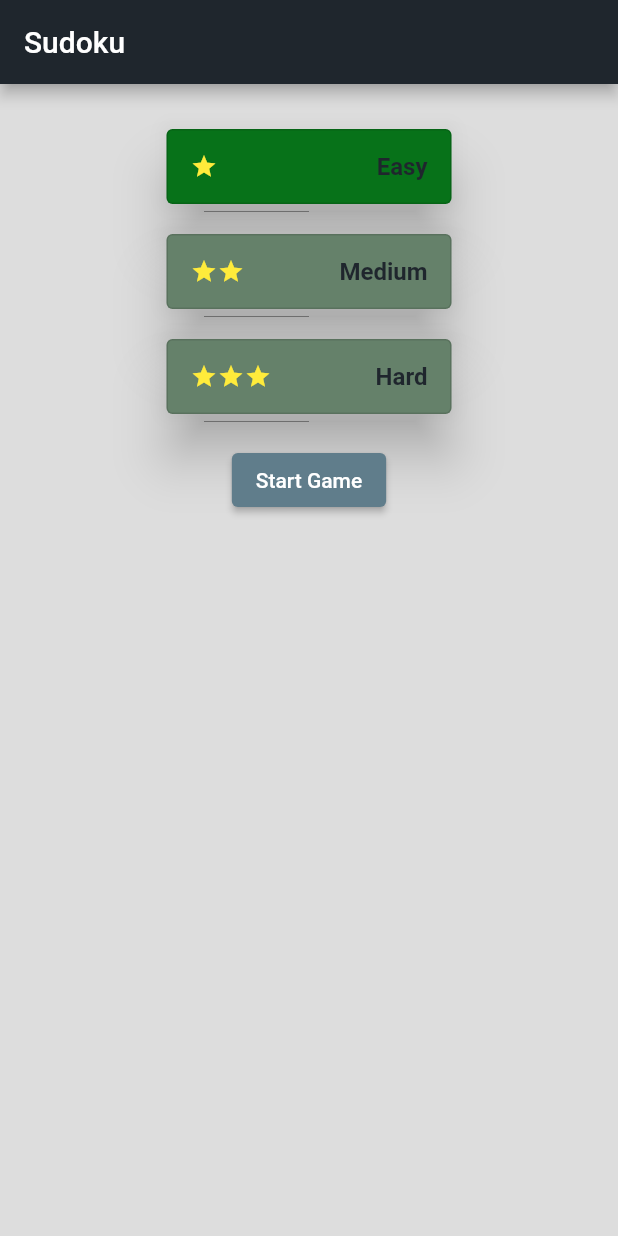
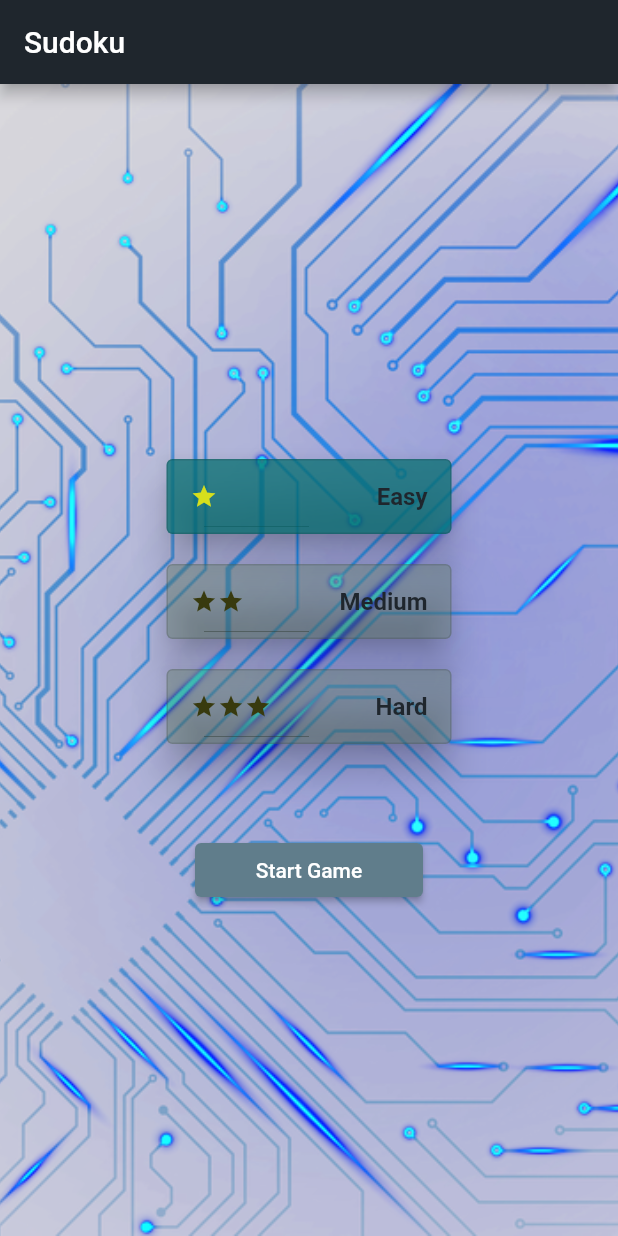
Before and after one commit to isauro-am/dev-sudoku-app, a Flutter app: the screen it shows after launch, after a tap on "Start Game", on a phone screen of 412 x 824 dp. Run offline on Flutter 3.47's test engine with Material 2 defaults, Android fonts, the phone set to English and light mode, and no system bars; missing offline and left inert: sudoku_api.

Commit message:
update menu page

```diff
--- a/sudoku/lib/main.dart
+++ b/sudoku/lib/main.dart
@@ -3,7 +3,7 @@ import 'package:flutter/material.dart';
 import 'package:flutter/services.dart';
 
 import 'pages/home.dart';
-import 'pages/services/services.dart';
+import 'services/services.dart';
 
 
 void main() {
--- a/sudoku/lib/pages/backup.dart
+++ b/sudoku/lib/pages/backup.dart
@@ -4,7 +4,7 @@
 import 'package:flutter/material.dart';
 
 import '../models/models.dart';
-import 'services/services.dart';
+import '../services/services.dart';
 
 List<Widget> dificult() {
   List<Widget> buttons = [];
--- a/sudoku/lib/pages/home.dart
+++ b/sudoku/lib/pages/home.dart
@@ -1,9 +1,9 @@
 import 'package:flutter/material.dart';
-import 'package:sudoku/pages/services/services.dart';
 import 'package:sudoku_api/sudoku_api.dart';
 
 import '../models/models.dart';
-import 'services/drawer.dart';
+import '../services/drawer.dart';
+import '../services/services.dart';
 import 'utils.dart';
 
 class Home extends StatefulWidget {
@@ -27,10 +27,22 @@ class _HomeState extends State<Home> {
     return Scaffold(
       appBar: customAppBar(true, "Sudoku"),
       body: Container(
+        color: customColors.menu,
+        child: Center(
+          child: Container(
+            constraints: const BoxConstraints(minWidth: 100, maxWidth: 500),
+            decoration:  BoxDecoration(
+              color: customColors.background,
+              image: const DecorationImage(
+                image: AssetImage("assets/menu.png"),
+                fit: BoxFit.cover,
+              ),
+            ),
             height: size.height,
             width: size.width,
-        color: customColors.background,
+            // color: customColors.background,
             child: Column(
+              mainAxisAlignment: MainAxisAlignment.center,
               children: [
                 jump(3),
                 dificultButton(1, "Easy", update),
@@ -38,10 +50,12 @@ class _HomeState extends State<Home> {
                 dificultButton(2, "Medium", update),
                 jump(2),
                 dificultButton(3, "Hard", update),
-            jump(2),
-            Center(
-              child: ElevatedButton(
-                child: const Text("Start Game"),
+                jump(6),
+                ElevatedButton(
+                  child: const SizedBox(
+                    height: 30,
+                    width: 120,
+                    child: Center(child: Text("Start Game")),),
                   onPressed: () {
                     PuzzleOptions puzzleOptions = PuzzleOptions(
                       patternName: dificultController.patternName,
@@ -51,62 +65,49 @@ class _HomeState extends State<Home> {
                     puzzle.generate().then(
                       (_) {
                         createSudoku(puzzle);
-                      print(sudoku.toJson());
-                      print("");
-                      printGrid(puzzle.board());
-
-                      // print("=====================================");
-                      // print("Your puzzle, fresh off the press:");
-                      // print("-------------------------------------");
-
-                      // print(puzzle.board()?.cellAt(Position(column: 1, row: 1)).getValue());
-                      // print("=====================================");
-                      // print(puzzle.solvedBoard()?.cellAt(Position(column: 1, row: 1)).getValue());
-                      // print("Give up? Here's your puzzle solution:");
-                      // print("-------------------------------------");
-                      // printGrid(puzzle.solvedBoard());
-                      // print("=====================================");
                       },
                     );
                   },
                 ),
+              ],
             ),
-          ],
+          ),
         ),
       ),
     );
   }
 }
 
-jump(double value) {
+SizedBox jump(double value) {
   return SizedBox(
     height: value * 10,
   );
 }
 
-dificultButton(int star, String text, Function update) {
+OutlinedButton dificultButton(int star, String text, Function update) {
   List<Widget> icons = [];
   List<int> clues = [40, 32, 24];
   int dificult = clues[star - 1];
 
   while (star > 0) {
     icons.add(
-      const Icon(
+      Icon(
         Icons.star,
         size: 18,
-        color: Colors.yellow,
+        color: (dificultController.dificult == dificult)? customColors.yellow : customColors.yellowLight,
       ),
     );
     star--;
   }
 
   return OutlinedButton.icon(
+
     style: ButtonStyle(
-      elevation: MaterialStateProperty.all(15),
+      elevation: MaterialStateProperty.all(10),
       backgroundColor: MaterialStateProperty.all(
           (dificultController.dificult == dificult)
-              ? customColors.green
-              : customColors.greenLight),
+              ? customColors.blueTransparent
+              : customColors.blueLightTransparent ),
     ),
     onPressed: () {
       dificultController.dificult = dificult;
--- a/sudoku/lib/pages/services/colors.dart
+++ b/sudoku/lib/services/colors.dart
@@ -15,6 +15,9 @@ class CustomColors {
 
   Color inputBorder = const Color(0xFF1f262d);
 
+  Color yellowLight = const Color(0xFF383A0E);
+  Color yellow = const Color(0xFFD6DF1C);
+
 
   // Default
   Color grey = const Color(0xFF9E9E9E);
@@ -22,6 +25,10 @@ class CustomColors {
 
   Color green = const Color(0xFF077219);
   Color greenLight = const Color(0xFF65816A);
+
+
+  Color blueLightTransparent = const Color.fromARGB(107, 101, 129, 106);
+  Color blueTransparent = Color.fromARGB(192, 7, 112, 114);
 
 
   textStyle( color ){
--- a/sudoku/lib/pages/services/routes.dart
+++ b/sudoku/lib/services/routes.dart
@@ -1,7 +1,8 @@
 
 import 'package:flutter/material.dart';
 
-import '../home.dart';
+import '../pages/home.dart';
+
 
 class CustomRoutes {
   // Dashboard
--- a/sudoku/pubspec.yaml
+++ b/sudoku/pubspec.yaml
@@ -59,8 +59,8 @@ flutter:
   uses-material-design: true
 
   # To add assets to your application, add an assets section, like this:
-  # assets:
-  #   - images/a_dot_burr.jpeg
+  assets:
+    - assets/
   #   - images/a_dot_ham.jpeg
 
   # An image asset can refer to one or more resolution-specific "variants", see
```
Also changed, not shown: sudoku/assets/background.png (added), sudoku/assets/menu.png (added), sudoku/lib/services/drawer.dart (renamed from sudoku/lib/pages/services/drawer.dart), sudoku/lib/services/services.dart (renamed from sudoku/lib/pages/services/services.dart). Lines whose indentation alone changed are shown as unchanged.
